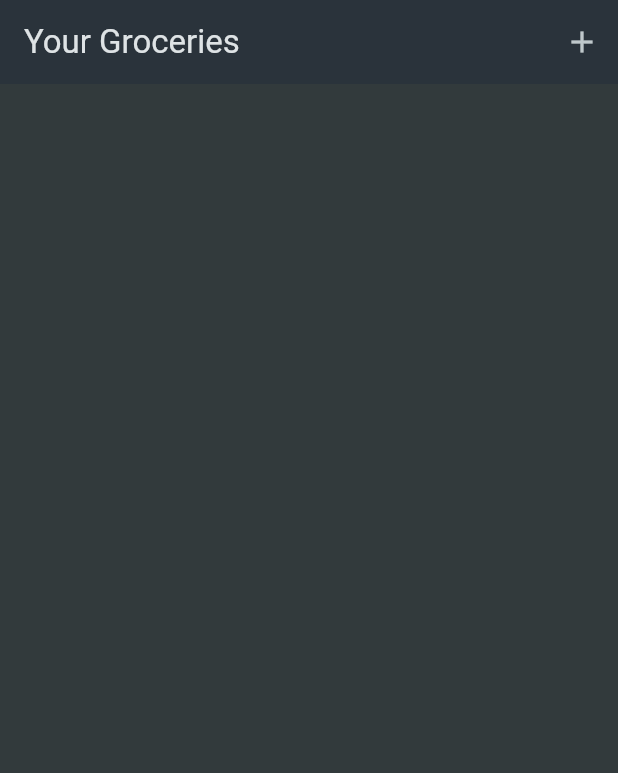
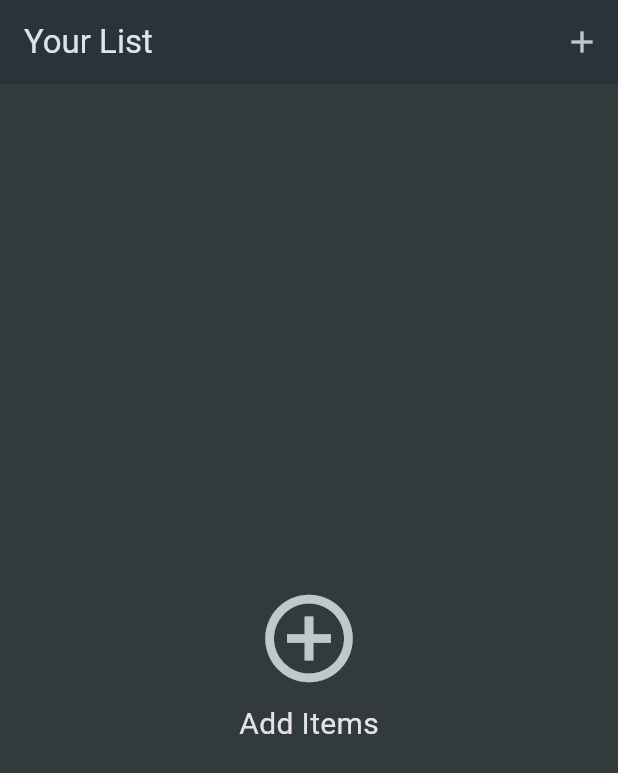
Before and after one commit to aManOfCultr/shopping_list, a Flutter app: the screen it shows after launch, on a phone screen of 412 x 824 dp. Shown: the top 773 px of the screen. Run offline on Flutter 3.47's test engine with Material 3 defaults, Android fonts, the phone set to English and light mode, and no system bars.

Commit message:
Add the functionality to dismiss an item by swiping

```diff
--- a/lib/main.dart
+++ b/lib/main.dart
@@ -13,7 +13,7 @@ class MyApp extends StatelessWidget {
   @override
   Widget build(BuildContext context) {
     return MaterialApp(
-      title: 'Flutter Groceries',
+      title: 'Shopping List',
       theme: ThemeData.dark().copyWith(
 
         colorScheme: ColorScheme.fromSeed(
--- a/lib/widgets/grocery_list.dart
+++ b/lib/widgets/grocery_list.dart
@@ -15,7 +15,7 @@ class _GroceryListState extends State<GroceryList> {
   void _addItem() async {
     final newItem = await Navigator.of(context).push<GroceryItem>(
       MaterialPageRoute(
-        builder: (ctx) => NewItem(),
+        builder: (ctx) => const NewItem(),
       ),
     );
 
@@ -28,16 +28,34 @@ class _GroceryListState extends State<GroceryList> {
     }
   }
 
+  void _removeItem(GroceryItem item) {
+    setState(() {
+      _groceryItems.remove(item);
+    });
+  }
+
   @override
   Widget build(BuildContext context) {
-    return Scaffold(
-      appBar: AppBar(
-        title: const Text('Your Groceries'),
-        actions: [IconButton(onPressed: _addItem, icon: const Icon(Icons.add))],
+    Widget mainContent = Center(
+      child: Column(
+        mainAxisAlignment: MainAxisAlignment.center,
+        children: [
+          IconButton(
+            iconSize: 70,
+            onPressed: _addItem,
+            icon: const Icon(Icons.add_circle_outline_outlined),
           ),
-      body: ListView.builder(
+          const Text(style: TextStyle(fontSize: 20), 'Add Items'),
+        ],
+      ),
+    );
+
+    if (_groceryItems.isNotEmpty) {
+      mainContent = ListView.builder(
         itemCount: _groceryItems.length,
-        itemBuilder: (ctx, index) => ListTile(
+        itemBuilder: (ctx, index) => Dismissible(
+          key: ValueKey(_groceryItems[index].id),
+          child: ListTile(
             title: Text(_groceryItems[index].name),
             leading: Container(
               width: 24,
@@ -48,7 +66,19 @@ class _GroceryListState extends State<GroceryList> {
               _groceryItems[index].quantity.toString(),
             ),
           ),
+          onDismissed: (direction) {
+            _removeItem(_groceryItems[index]);
+          },
         ),
       );
     }
+
+    return Scaffold(
+      appBar: AppBar(
+        title: const Text('Your List'),
+        actions: [IconButton(onPressed: _addItem, icon: const Icon(Icons.add))],
+      ),
+      body: mainContent,
+    );
   }
+}
```
Lines whose indentation alone changed are shown as unchanged.
